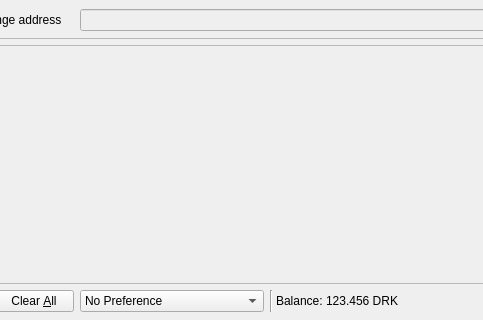
First picture: the form in src/qt/forms/sendcoinsdialog.ui, repository NarubyRiverlione/Spice, before the edit; both pictures show x 107 to 590 and y 137 to 457 of the 1024 by 457 pixel window.
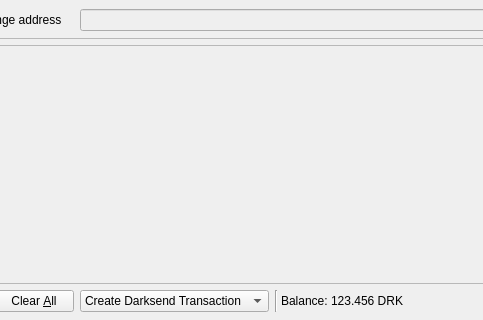
Second picture: the form after the edit. Icons and pictures are not drawn.

The edit to the form file:
```diff
--- a/src/qt/forms/sendcoinsdialog.ui
+++ b/src/qt/forms/sendcoinsdialog.ui
@@ -711,11 +711,11 @@
         </size>
        </property>
        <property name="currentIndex">
-        <number>2</number>
+        <number>0</number>
        </property>
        <item>
         <property name="text">
-         <string>Use Anonymous Funds</string>
+         <string>Create Darksend Transaction</string>
         </property>
        </item>
        <item>
```
Left out of the diff: 2 changed lines with no effect on the pictures.
